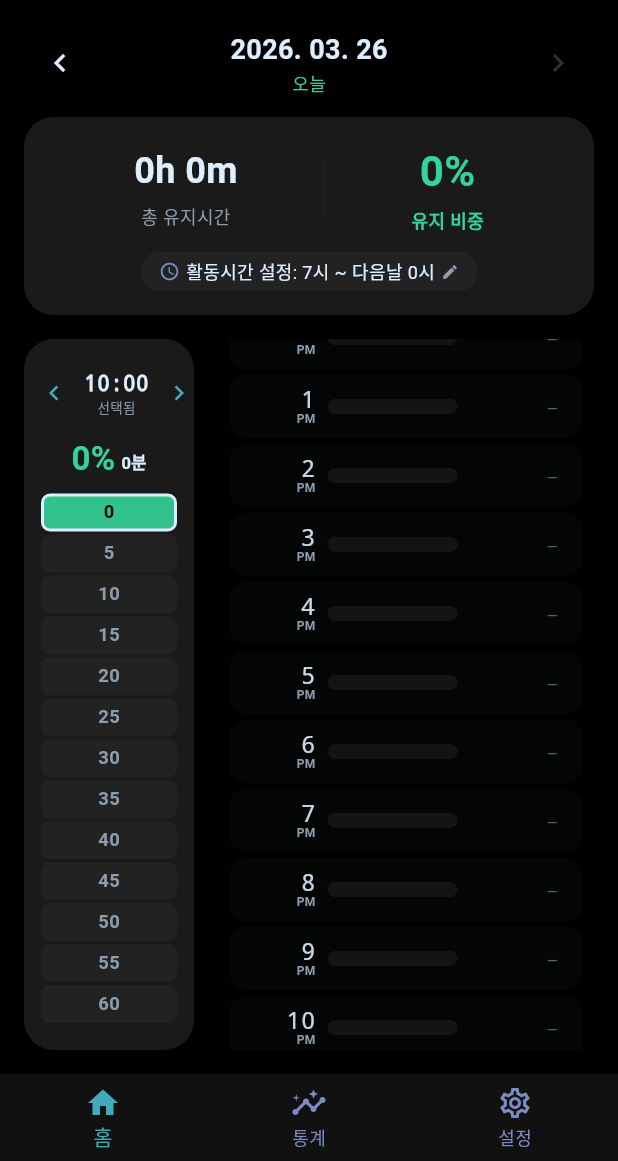
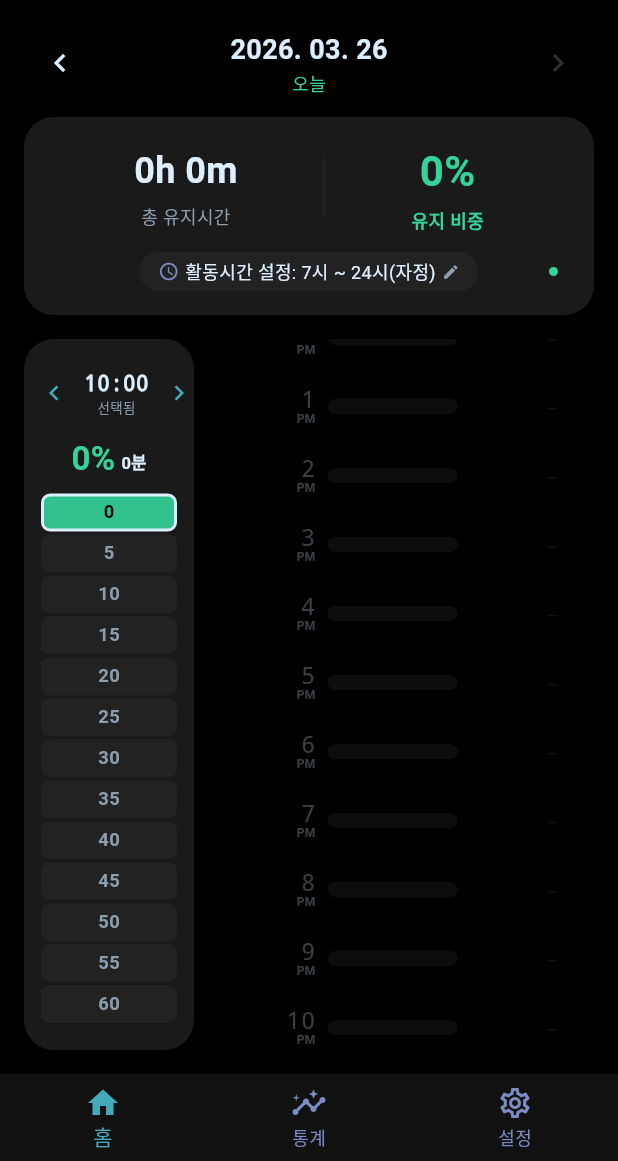
Before and after one commit to joongshim2023/joongshim-uji-app, a Flutter app: the screen it shows once a user with an empty profile is signed in, scrolled down 576 dp, on a phone screen of 412 x 824 dp, the part 75-1236 px from its top. Run offline on Flutter 3.47's test engine with Material 3 defaults, Android fonts, the phone set to English and light mode, and no system bars; our stand-ins replace cloud_firestore, firebase_auth, firebase_core, firebase_crashlytics, fl_chart, flutter_local_notifications and 6 more; missing offline and left inert: in_app_update; accounts and stored records are empty; Roboto replaces fonts that are missing (Apple SD Gothic Neo).

Commit message:
에러 수정
- 저장 에러 (0.3초 후 자동 저장)
- 활동 시간 표현 수정
- 우측 정상 동작은 green circle 표시

```diff
--- a/lib/screens/home_screen.dart
+++ b/lib/screens/home_screen.dart
@@ -17,8 +17,9 @@ class HomeScreen extends StatefulWidget {
   _HomeScreenState createState() => _HomeScreenState();
 }
 
-class _HomeScreenState extends State<HomeScreen> {
+class _HomeScreenState extends State<HomeScreen> with WidgetsBindingObserver {
   DateTime _now = DateTime.now();
+  bool _isSaveError = false;
   late DateTime _selectedDate;
   int _selectedHour = DateTime.now().hour;
   Timer? _timer;
@@ -43,6 +44,7 @@ class _HomeScreenState extends State<HomeScreen> {
   @override
   void initState() {
     super.initState();
+    WidgetsBinding.instance.addObserver(this);
     _selectedDate = DateTime(_now.year, _now.month, _now.day);
     _timer = Timer.periodic(const Duration(minutes: 1), (time) {
       if (mounted) setState(() => _now = DateTime.now());
@@ -123,8 +125,17 @@ class _HomeScreenState extends State<HomeScreen> {
     return 24;
   }
 
+  bool _isFutureTime(int hour, bool isNextDay) {
+    bool isToday = DateFormat('yyyyMMdd').format(_selectedDate) ==
+        DateFormat('yyyyMMdd').format(_now);
+    if (!isToday) return false;
+    if (isNextDay) return true;
+    return hour > _now.hour;
+  }
+
   // 선택된 시간이 활동 시간인지 (다음날 구간 고려)
   bool get _isSelectedHourActive {
+    if (_isFutureTime(_selectedHour, _isNextDaySelected)) return false;
     if (_isNextDaySelected) return true; // 다음날 구간은 항상 활성
     if (_isOvernightMode) return _selectedHour >= _localStartHour;
     int end = _localEndHour == 24 ? 23 : _localEndHour;
@@ -142,9 +153,20 @@ class _HomeScreenState extends State<HomeScreen> {
 
   @override
   void dispose() {
+    WidgetsBinding.instance.removeObserver(this);
+    _flushPending();
     _timer?.cancel();
     _timelineScrollController.dispose();
     super.dispose();
+  }
+
+  @override
+  void didChangeAppLifecycleState(AppLifecycleState state) {
+    if (state == AppLifecycleState.paused ||
+        state == AppLifecycleState.inactive ||
+        state == AppLifecycleState.detached) {
+      _flushPending();
+    }
   }
 
   String get _dateKey => DateFormat('yyyy-MM-dd').format(_selectedDate);
@@ -158,6 +180,8 @@ class _HomeScreenState extends State<HomeScreen> {
   void _flushPending() {
     if (_debounce?.isActive ?? false) {
       _debounce!.cancel();
+    }
+
     if (_pendingHour != null && _pendingMinutes != null && uid != null) {
       final h = _pendingHour!;
       final m = _pendingMinutes!;
@@ -171,15 +195,19 @@ class _HomeScreenState extends State<HomeScreen> {
         endHour: _localEndHour,
       )
           .then((_) {
-          if (mounted) {
-            setState(
-                () => _optimisticRecords.remove(h.toString().padLeft(2, '0')));
+        if (mounted && _isSaveError) {
+          setState(() => _isSaveError = false);
+        }
+        // Do not remove optimistic record here to prevent flashing.
+        // The stream will eventually overwrite the state properly.
+      }).catchError((_) {
+        if (mounted && !_isSaveError) {
+          setState(() => _isSaveError = true);
         }
       });
     }
     _pendingHour = null;
     _pendingMinutes = null;
-    }
   }
 
   void _updateEnergy(int minutes) {
@@ -191,13 +219,14 @@ class _HomeScreenState extends State<HomeScreen> {
 
     setState(() {
       _optimisticRecords[_selectedHour.toString().padLeft(2, '0')] = minutes;
+      _isSaveError = false; // Reset to blue optimistically
     });
 
     _pendingHour = _selectedHour;
     _pendingMinutes = minutes;
 
     if (_debounce?.isActive ?? false) _debounce!.cancel();
-    _debounce = Timer(const Duration(milliseconds: 1500), () {
+    _debounce = Timer(const Duration(milliseconds: 300), () {
       _flushPending();
     });
   }
@@ -221,6 +250,7 @@ class _HomeScreenState extends State<HomeScreen> {
   void _changeDate(int delta) {
     _flushPending();
     setState(() {
+      _optimisticRecords.clear();
       _selectedDate = _selectedDate.add(Duration(days: delta));
       if (DateFormat('yyyyMMdd').format(_selectedDate) ==
           DateFormat('yyyyMMdd').format(_now)) {
@@ -663,9 +693,14 @@ class _HomeScreenState extends State<HomeScreen> {
   Widget _buildSummaryBadge(int totalMins, int pct) {
     int h = totalMins ~/ 60;
     int m = totalMins % 60;
-    String timeRangeLabel = _isOvernightMode
-        ? '$_localStartHour시 ~ 다음날 $_normalizedEndHour시'
-        : '$_localStartHour시 ~ $_localEndHour시';
+    String timeRangeLabel;
+    if (_localEndHour == 24) {
+      timeRangeLabel = '$_localStartHour시 ~ 24시(자정)';
+    } else if (_isOvernightMode) {
+      timeRangeLabel = '$_localStartHour시 ~ 다음날 $_normalizedEndHour시';
+    } else {
+      timeRangeLabel = '$_localStartHour시 ~ $_localEndHour시';
+    }
 
     return GestureDetector(
       onTap: _showTimeSettings,
@@ -711,6 +746,11 @@ class _HomeScreenState extends State<HomeScreen> {
               ],
             ),
             const SizedBox(height: 12),
+            SizedBox(
+              width: double.infinity,
+              child: Stack(
+                alignment: Alignment.center,
+                children: [
                   Container(
                     padding: const EdgeInsets.symmetric(horizontal: 12, vertical: 4),
                     decoration: BoxDecoration(
@@ -730,6 +770,20 @@ class _HomeScreenState extends State<HomeScreen> {
                       ],
                     ),
                   ),
+                  Positioned(
+                    right: 8,
+                    child: Container(
+                      width: 6,
+                      height: 6,
+                      decoration: BoxDecoration(
+                        color: _isSaveError ? Colors.redAccent : AppTheme.activeGreen,
+                        shape: BoxShape.circle,
+                      ),
+                    ),
+                  ),
+                ],
+              ),
+            ),
           ],
         ),
       ),
@@ -744,7 +798,7 @@ class _HomeScreenState extends State<HomeScreen> {
         ((mergedRecords[_selectedHour.toString().padLeft(2, '0')] ?? 0) as num)
             .toInt();
     int pct = (currentRecord / 60 * 100).toInt();
-    bool isActiveWindow = _isActive(_selectedHour);
+    bool isActiveWindow = _isSelectedHourActive;
 
     return Container(
       margin: const EdgeInsets.fromLTRB(16, 8, 8, 16),
@@ -1016,7 +1070,9 @@ class _HomeScreenState extends State<HomeScreen> {
 
           // 활동 시간 여부
           bool activeWindow;
-          if (nextDay) {
+          if (_isFutureTime(hour, nextDay)) {
+            activeWindow = false; // 현재 시간 이후는 비활성
+          } else if (nextDay) {
             activeWindow = true; // 다음날 구간: 항상 활성 (0~endHour-1)
           } else if (isOvernight) {
             activeWindow = hour >= _localStartHour; // 일반 구간: startHour 이상만 활성
```
Lines whose indentation alone changed are shown as unchanged.
